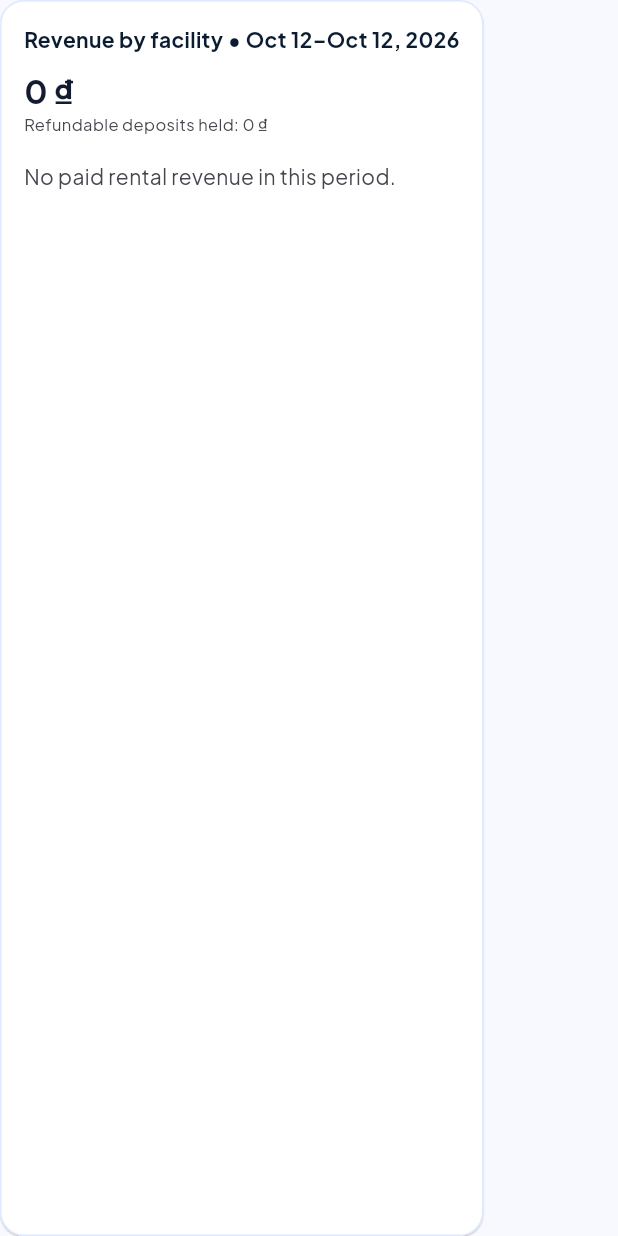
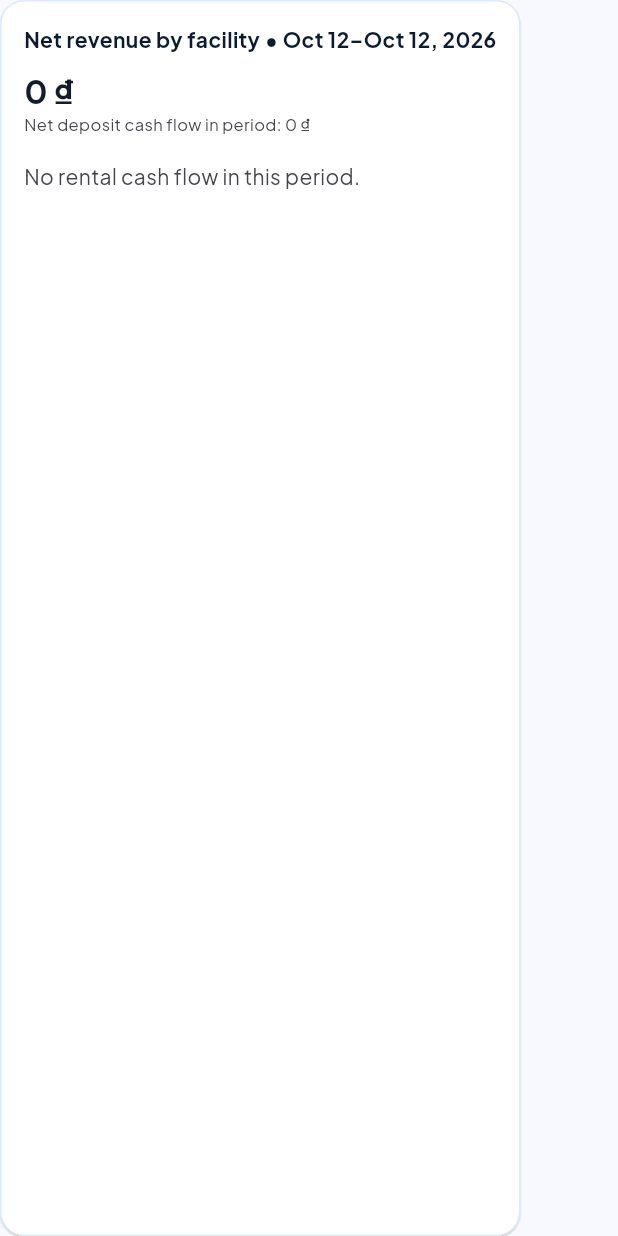
Before and after one commit to Huy39Quoc/KhoMini, a Flutter app: the RevenueChartCard widget shown alone on an empty page, opened directly with empty values, on a phone screen of 412 x 824 dp. Run offline on Flutter 3.47's test engine with Material 3 defaults, Android fonts, the phone set to English and light mode, and no system bars; our stand-ins replace app_links, dio, flutter_secure_storage, google_fonts, shared_preferences, webview_flutter; missing offline and left inert: mobile_scanner; accounts and stored records are empty; network calls fail.

Commit message:
fix(mobile): show net revenue and deposit cash flow

```diff
--- a/FE/storehub_mobile/lib/screens/operations/reports_screen.dart
+++ b/FE/storehub_mobile/lib/screens/operations/reports_screen.dart
@@ -193,7 +193,7 @@ class _ReportsScreenState extends State<ReportsScreen>
                 child: Column(
                   crossAxisAlignment: CrossAxisAlignment.start,
                   children: [
-                    const Text('Total Revenue',
+                    const Text('Net Revenue (period)',
                         style: TextStyle(color: Colors.white70, fontSize: 12)),
                     const SizedBox(height: 4),
                     Text(_currency.format(total),
@@ -202,7 +202,7 @@ class _ReportsScreenState extends State<ReportsScreen>
                             fontSize: 30,
                             fontWeight: FontWeight.bold)),
                     const SizedBox(height: 4),
-                    Text('$count payment${count == 1 ? '' : 's'}',
+                    Text('$count captured payment entries',
                         style: const TextStyle(
                             color: Colors.white70, fontSize: 12)),
                   ],
@@ -213,7 +213,7 @@ class _ReportsScreenState extends State<ReportsScreen>
                 children: [
                   Expanded(
                       child: _revenueChip(
-                          'Deposits', deposit, AppColors.secondary)),
+                          'Net Deposits', deposit, AppColors.secondary)),
                   const SizedBox(width: 10),
                   Expanded(
                       child: _revenueChip(
@@ -224,6 +224,9 @@ class _ReportsScreenState extends State<ReportsScreen>
                           'Extra Charges', extra, AppColors.warning)),
                 ],
               ),
+              const SizedBox(height: 8),
+              const Text('Deposits are refundable cash flow. Refunds are recorded in the period they complete.',
+                  style: TextStyle(fontSize: 11, color: AppColors.onSurfaceVariant)),
               const SizedBox(height: 20),
               const Text('By Facility',
                   style: TextStyle(fontWeight: FontWeight.bold, fontSize: 14)),
@@ -243,7 +246,7 @@ class _ReportsScreenState extends State<ReportsScreen>
                       title: Text(m['facilityName']?.toString() ?? '',
                           style: const TextStyle(
                               fontWeight: FontWeight.bold, fontSize: 14)),
-                      subtitle: Text('${m['paymentCount'] ?? 0} payments',
+                      subtitle: Text('${m['paymentCount'] ?? 0} captured entries',
                           style: const TextStyle(fontSize: 12)),
                       trailing: Text(
                         _currency.format(
--- a/FE/storehub_mobile/lib/screens/operations/revenue_chart_card.dart
+++ b/FE/storehub_mobile/lib/screens/operations/revenue_chart_card.dart
@@ -3,8 +3,8 @@ import 'package:intl/intl.dart';
 
 import '../../core/constants/app_colors.dart';
 
-/// Plots the system revenue by facility from /reports/revenue.
-/// Deposits are shown separately because they are refundable, not revenue.
+/// Plots net revenue by facility from /reports/revenue.
+/// Deposits are a separate cash flow for the selected period, not revenue.
 class RevenueChartCard extends StatelessWidget {
   final Map<String, dynamic> report;
   final DateTime fromDate;
@@ -29,8 +29,8 @@ class RevenueChartCard extends StatelessWidget {
     final compact = NumberFormat.compact(locale: 'vi_VN');
     final total = (summary['totalRevenue'] as num?)?.toDouble() ?? 0;
     final deposit = (summary['depositRevenue'] as num?)?.toDouble() ?? 0;
-    final maxRevenue = rows.fold<double>(0, (max, row) {
-      final value = (row['totalRevenue'] as num?)?.toDouble() ?? 0;
+    final maxMagnitude = rows.fold<double>(0, (max, row) {
+      final value = ((row['totalRevenue'] as num?)?.toDouble() ?? 0).abs();
       return value > max ? value : max;
     });
 
@@ -40,17 +40,17 @@ class RevenueChartCard extends StatelessWidget {
         child: Column(
           crossAxisAlignment: CrossAxisAlignment.start,
           children: [
-            Text('Revenue by facility • ${DateFormat('MMM d').format(fromDate)}–${DateFormat('MMM d, yyyy').format(toDate)}',
+            Text('Net revenue by facility • ${DateFormat('MMM d').format(fromDate)}–${DateFormat('MMM d, yyyy').format(toDate)}',
                 style: const TextStyle(fontSize: 14, fontWeight: FontWeight.bold)),
             const SizedBox(height: 8),
             Text(currency.format(total),
                 style: const TextStyle(fontSize: 22, fontWeight: FontWeight.bold,
                     color: AppColors.primaryContainer)),
-            Text('Refundable deposits held: ${currency.format(deposit)}',
+            Text('Net deposit cash flow in period: ${currency.format(deposit)}',
                 style: const TextStyle(fontSize: 11, color: AppColors.onSurfaceVariant)),
             const SizedBox(height: 16),
-            if (rows.isEmpty || maxRevenue <= 0)
-              const Text('No paid rental revenue in this period.',
+            if (rows.isEmpty || maxMagnitude <= 0)
+              const Text('No rental cash flow in this period.',
                   style: TextStyle(color: AppColors.onSurfaceVariant))
             else
               for (final row in rows) ...[
@@ -68,13 +68,13 @@ class RevenueChartCard extends StatelessWidget {
                   child: LayoutBuilder(
                     builder: (context, constraints) {
                       final amount = (row['totalRevenue'] as num?)?.toDouble() ?? 0;
-                      final fraction = (amount / maxRevenue).clamp(0.0, 1.0);
+                      final fraction = (amount.abs() / maxMagnitude).clamp(0.0, 1.0);
                       return Align(
                         alignment: Alignment.centerLeft,
                         child: Container(
                           width: constraints.maxWidth * fraction,
                           decoration: BoxDecoration(
-                            color: AppColors.secondaryContainer,
+                            color: amount < 0 ? AppColors.error : AppColors.secondaryContainer,
                             borderRadius: BorderRadius.circular(6),
                           ),
                         ),
```
